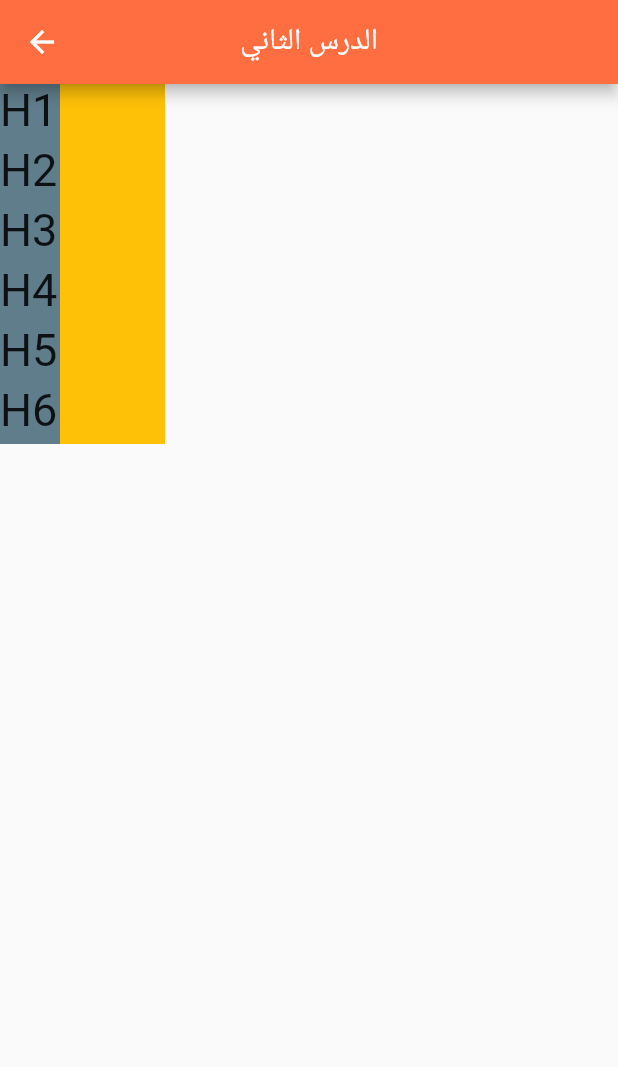
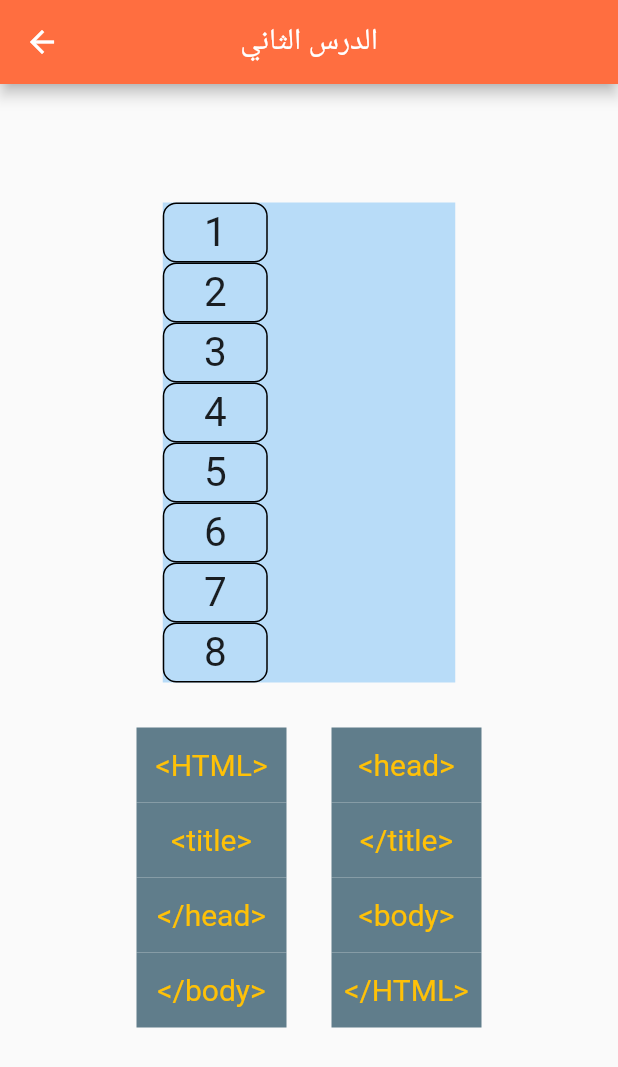
Before and after one commit to AnasKhaled1876/Intro-to-HTML, a Flutter app: the screen it shows after launch, on a phone screen of 412 x 824 dp. Shown: the top 1067 px of the screen. Run offline on Flutter 3.47's test engine with Material 2 defaults, Android fonts, the phone set to English and light mode, and no system bars; our stand-ins replace cloud_firestore, firebase_core, sqflite, youtube_player_flutter; accounts and stored records are empty.

Commit message:
Finished Second Lesson

```diff
--- a/lib/first_lesson_page.dart
+++ b/lib/first_lesson_page.dart
@@ -195,7 +195,7 @@ class MatchItem extends StatelessWidget {
           child: Text(
         item,
         style: const TextStyle(
-            decoration: TextDecoration.none, color: Colors.amber),
+            fontSize: 20.0,decoration: TextDecoration.none, color: Colors.amber),
       )),
     );
   }
--- a/lib/second_lesson.dart
+++ b/lib/second_lesson.dart
@@ -1,5 +1,6 @@
 import 'package:flutter/material.dart';
 
+import 'first_lesson_page.dart';
 import 'home_page.dart';
 
 class LessonTwoStudy extends StatefulWidget {
@@ -28,7 +29,7 @@ class _LessonTwoStudyState extends State<LessonTwoStudy> {
         crossAxisAlignment: CrossAxisAlignment.end,
         children: <Widget>[
           const SizedBox(
-            height: 30,
+            height: 70,
           ),
           const Align(
             alignment: Alignment.centerRight,
@@ -78,8 +79,45 @@ class LessonTwoActivity extends StatefulWidget {
 }
 
 class _LessonTwoActivityState extends State<LessonTwoActivity> {
-  List<String> headings = ["H1", "H2", "H3", "H4", "H5", "H6"];
-  List<String> inputs = ["", "", "", "", "", ""];
+  List<String> headings = ["1", "2", "3", "4", "5", "6", "7", "8"];
+  List<String> headingsNo = [
+    "<HTML>",
+    "<head>",
+    "<title>",
+    "</title>",
+    "</head>",
+    "<body>",
+    "</body>",
+    "</HTML>"
+  ];
+  List<String> inputs = ["", "", "", "", "", "", "", ""];
+  bool finished = false;
+
+  bool check() {
+    for (int i = 0; i < headingsNo.length; i++) {
+      if (inputs[i] != headingsNo[i]) {
+        return false;
+      }
+    }
+    return true;
+  }
+
+  List<Widget> fillRows() {
+    List<Widget> myChoices = [];
+    for (int i = 0; i < headingsNo.length; i += 2) {
+      myChoices.add(
+        Row(
+          mainAxisAlignment: MainAxisAlignment.center,
+          children: <Widget>[
+            DraggableItem(item: headingsNo[i]),
+            const SizedBox(width: 30.0),
+            DraggableItem(item: headingsNo[i + 1]),
+          ],
+        ),
+      );
+    }
+    return myChoices;
+  }
 
   @override
   Widget build(BuildContext context) {
@@ -95,24 +133,31 @@ class _LessonTwoActivityState extends State<LessonTwoActivity> {
         ),
         title: const Text("الدرس الثاني"),
       ),
-      body: Center(
+      body: Column(
+        mainAxisAlignment: MainAxisAlignment.center,
+        children: <Widget>[
+          Container(
+            color: Colors.blue.withOpacity(0.3),
+            width: 195,
             child: Column(
               children: <Widget>[
                 Row(
                   children: <Widget>[
                     HeadingsBox(headings[0]),
+                    const SizedBox(width: 30,),
                     DragTarget<String>(
-                  onAccept: (data) => setState(() async {
+                      onAccept: (data) => setState(() {
                         inputs[0] = data;
-                    await Future.delayed(const Duration(seconds: 2));
+                        if (check()) {
+                          finished = true;
+                        }
                       }),
                       builder: (context, _, __) => Container(
-                    width: 70,
+                        width: 90,
                         height: 40,
-                    color: Colors.amber,
                         child: Text(
                           inputs[0],
-                      style: const TextStyle(fontSize: 23.0),
+                          style: const TextStyle(fontSize: 20.0),
                         ),
                       ),
                     ),
@@ -121,18 +166,20 @@ class _LessonTwoActivityState extends State<LessonTwoActivity> {
                 Row(
                   children: <Widget>[
                     HeadingsBox(headings[1]),
+                    const SizedBox(width: 30,),
                     DragTarget<String>(
-                  onAccept: (data) => setState(() async {
+                      onAccept: (data) => setState(() {
                         inputs[1] = data;
-                    await Future.delayed(const Duration(seconds: 2));
+                        if (check()) {
+                          finished = true;
+                        }
                       }),
                       builder: (context, _, __) => Container(
-                    width: 70,
+                        width: 90,
                         height: 40,
-                    color: Colors.amber,
                         child: Text(
                           inputs[1],
-                      style: const TextStyle(fontSize: 23.0),
+                          style: const TextStyle(fontSize: 20.0),
                         ),
                       ),
                     ),
@@ -141,18 +188,20 @@ class _LessonTwoActivityState extends State<LessonTwoActivity> {
                 Row(
                   children: <Widget>[
                     HeadingsBox(headings[2]),
+                    const SizedBox(width: 30,),
                     DragTarget<String>(
-                  onAccept: (data) => setState(() async {
+                      onAccept: (data) => setState(() {
                         inputs[2] = data;
-                    await Future.delayed(const Duration(seconds: 2));
+                        if (check()) {
+                          finished = true;
+                        }
                       }),
                       builder: (context, _, __) => Container(
-                    width: 70,
+                        width: 90,
                         height: 40,
-                    color: Colors.amber,
                         child: Text(
                           inputs[2],
-                      style: const TextStyle(fontSize: 23.0),
+                          style: const TextStyle(fontSize: 20.0),
                         ),
                       ),
                     ),
@@ -161,18 +210,20 @@ class _LessonTwoActivityState extends State<LessonTwoActivity> {
                 Row(
                   children: <Widget>[
                     HeadingsBox(headings[3]),
+                    const SizedBox(width: 30,),
                     DragTarget<String>(
-                  onAccept: (data) => setState(() async {
+                      onAccept: (data) => setState(() {
                         inputs[3] = data;
-                    await Future.delayed(const Duration(seconds: 2));
+                        if (check()) {
+                          finished = true;
+                        }
                       }),
                       builder: (context, _, __) => Container(
-                    width: 70,
+                        width: 90,
                         height: 40,
-                    color: Colors.amber,
                         child: Text(
                           inputs[3],
-                      style: const TextStyle(fontSize: 23.0),
+                          style: const TextStyle(fontSize: 20.0),
                         ),
                       ),
                     ),
@@ -181,37 +232,86 @@ class _LessonTwoActivityState extends State<LessonTwoActivity> {
                 Row(
                   children: <Widget>[
                     HeadingsBox(headings[4]),
+                    const SizedBox(width: 30,),
                     DragTarget<String>(
-                  onAccept: (data) => setState(() async {
+                      onAccept: (data) => setState(() {
                         inputs[4] = data;
-                    await Future.delayed(const Duration(seconds: 2));
+                        if (check()) {
+                          finished = true;
+                        }
                       }),
                       builder: (context, _, __) => Container(
-                    width: 70,
+                        width: 90,
                         height: 40,
-                    color: Colors.amber,
                         child: Text(
                           inputs[4],
-                      style: const TextStyle(fontSize: 23.0),
+                          style: const TextStyle(fontSize: 20.0),
                         ),
                       ),
                     ),
                   ],
-            ),Row(
+                ),
+                Row(
                   children: <Widget>[
                     HeadingsBox(headings[5]),
+                    const SizedBox(width: 30,),
                     DragTarget<String>(
-                  onAccept: (data) => setState(() async {
+                      onAccept: (data) => setState(() {
                         inputs[5] = data;
-                    await Future.delayed(const Duration(seconds: 2));
+                        if (check()) {
+                          finished = true;
+                        }
                       }),
                       builder: (context, _, __) => Container(
-                    width: 70,
+                        width: 90,
                         height: 40,
-                    color: Colors.amber,
                         child: Text(
                           inputs[5],
-                      style: const TextStyle(fontSize: 23.0),
+                          style: const TextStyle(fontSize: 20.0),
+                        ),
+                      ),
+                    ),
+                  ],
+                ),
+                Row(
+                  children: <Widget>[
+                    HeadingsBox(headings[6]),
+                    const SizedBox(width: 30,),
+                    DragTarget<String>(
+                      onAccept: (data) => setState(() {
+                        inputs[6] = data;
+                        if (check()) {
+                          finished = true;
+                        }
+                      }),
+                      builder: (context, _, __) => Container(
+                        width: 90,
+                        height: 40,
+                        child: Text(
+                          inputs[6],
+                          style: const TextStyle(fontSize: 20.0),
+                        ),
+                      ),
+                    ),
+                  ],
+                ),
+                Row(
+                  children: <Widget>[
+                    HeadingsBox(headings[7]),
+                    const SizedBox(width: 30,),
+                    DragTarget<String>(
+                      onAccept: (data) => setState(() {
+                        inputs[7] = data;
+                        if (check()) {
+                          finished = true;
+                        }
+                      }),
+                      builder: (context, _, __) => Container(
+                        width: 90,
+                        height: 40,
+                        child: Text(
+                          inputs[7],
+                          style: const TextStyle(fontSize: 20.0),
                         ),
                       ),
                     ),
@@ -219,6 +319,21 @@ class _LessonTwoActivityState extends State<LessonTwoActivity> {
                 ),
               ],
             ),
+          ),
+          const SizedBox(height: 30,),
+          Column(
+            children: fillRows(),
+          ),
+          const SizedBox(height: 60.0),
+          if (finished)
+            const Center(
+              child: Icon(
+                Icons.check_circle,
+                size: 50,
+                color: Colors.green,
+              ),
+            ),
+        ],
       ),
     );
   }
@@ -232,13 +347,22 @@ class HeadingsBox extends StatelessWidget {
   @override
   Widget build(BuildContext context) {
     return Container(
-      width: 40,
-      color: Colors.blueGrey,
+      decoration: BoxDecoration(
+        border: Border.all(
+          color: Colors.black,
+        ),
+        borderRadius: const BorderRadius.all(
+          Radius.circular(9),
+        ),
+      ),
+      width: 70,
       height: 40,
+      child: Center(
         child: Text(
           heading,
           style: const TextStyle(
-          fontSize: 30.0,
+            fontSize: 27.0,
+          ),
         ),
       ),
     );
```
Lines whose indentation alone changed are shown as unchanged.
